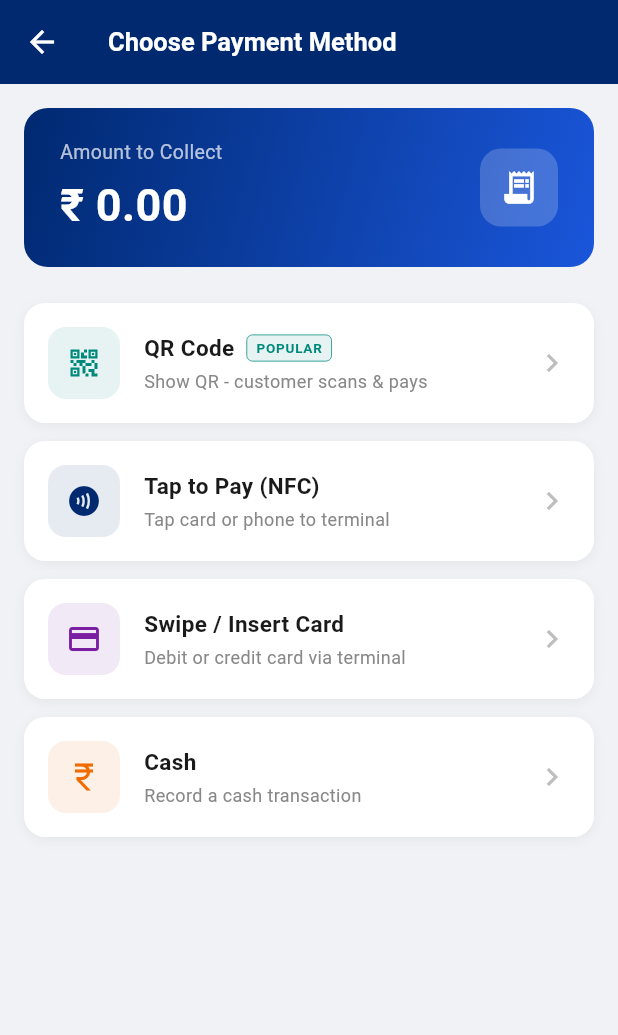
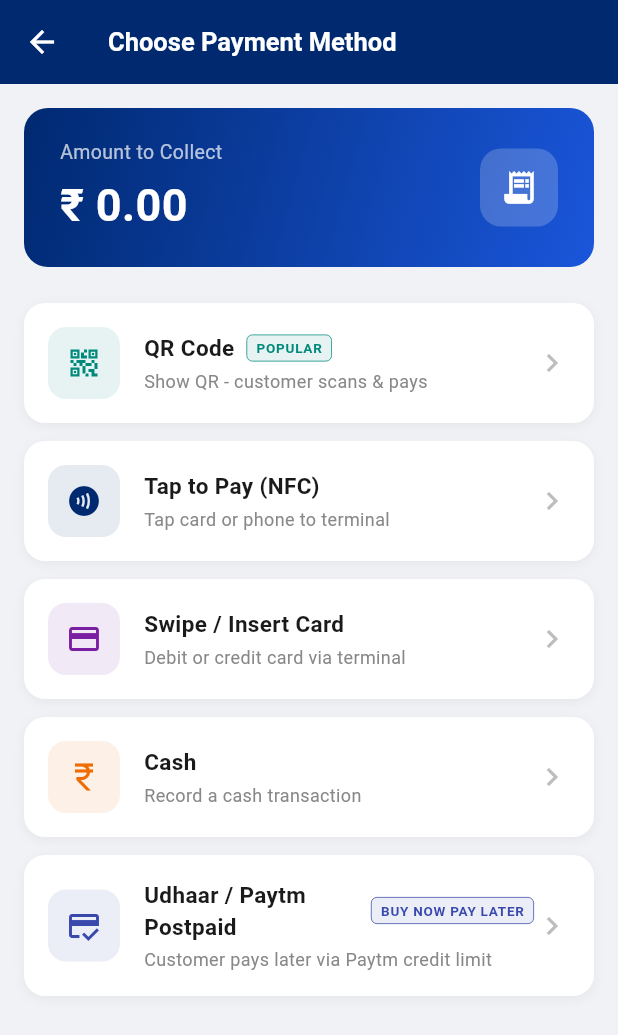
Before and after one commit to quriousprof/paytm-hack, a Flutter app: the PaymentMethodScreen screen opened directly with empty values, on a phone screen of 412 x 824 dp. Shown: the top 1035 px of the screen. Run offline on Flutter 3.47's test engine with Material 3 defaults, Android fonts, the phone set to English and light mode, and no system bars; our stand-ins replace permission_handler, qr_flutter; missing offline and left inert: record.

Commit message:
feat: added bnpl to payment screen

```diff
--- a/pos_frontend/lib/screens/payment_method_screen.dart
+++ b/pos_frontend/lib/screens/payment_method_screen.dart
@@ -145,6 +145,16 @@
           subtitle: 'Record a cash transaction',
           color: const Color(0xFFEF6C00),
         ),
+        const SizedBox(height: 12),
+        _methodTile(
+          context,
+          method: PaymentMethod.udhaar,
+          icon: Icons.credit_score,
+          title: 'Udhaar / Paytm Postpaid',
+          subtitle: 'Customer pays later via Paytm credit limit',
+          color: const Color(0xFF3949AB),
+          badge: 'BUY NOW PAY LATER',
+        ),
       ],
     );
   }
@@ -192,12 +202,14 @@
                 children: [
                   Row(
                     children: [
-                      Text(
-                        title,
-                        style: const TextStyle(
-                          color: Color(0xFF1A1A1A),
-                          fontSize: 15,
-                          fontWeight: FontWeight.w600,
+                      Flexible(
+                        child: Text(
+                          title,
+                          style: const TextStyle(
+                            color: Color(0xFF1A1A1A),
+                            fontSize: 15,
+                            fontWeight: FontWeight.w600,
+                          ),
                         ),
                       ),
                       if (badge != null) ...[
@@ -206,18 +218,16 @@
                           padding: const EdgeInsets.symmetric(
                               horizontal: 6, vertical: 2),
                           decoration: BoxDecoration(
-                            color: const Color(0xFF00897B)
-                                .withValues(alpha: 0.1),
+                            color: color.withValues(alpha: 0.1),
                             borderRadius: BorderRadius.circular(4),
                             border: Border.all(
-                                color: const Color(0xFF00897B),
-                                width: 0.5),
+                                color: color, width: 0.5),
                           ),
-                          child: const Text(
-                            'POPULAR',
+                          child: Text(
+                            badge,
                             style: TextStyle(
                               fontSize: 9,
-                              color: Color(0xFF00897B),
+                              color: color,
                               fontWeight: FontWeight.bold,
                               letterSpacing: 0.5,
                             ),
@@ -243,4 +253,4 @@
   }
 }
 
-enum PaymentMethod { qr, tap, swipe, cash }
+enum PaymentMethod { qr, tap, swipe, cash, udhaar }
--- a/pos_frontend/lib/screens/receipt_screen.dart
+++ b/pos_frontend/lib/screens/receipt_screen.dart
@@ -40,6 +40,8 @@
         return 'Card Swipe';
       case PaymentMethod.cash:
         return 'Cash';
+      case PaymentMethod.udhaar:
+        return 'Paytm Postpaid';
     }
   }
 
```
Also changed, not shown: pos_frontend/lib/screens/payment_processing_screen.dart (+65 -15 lines).
